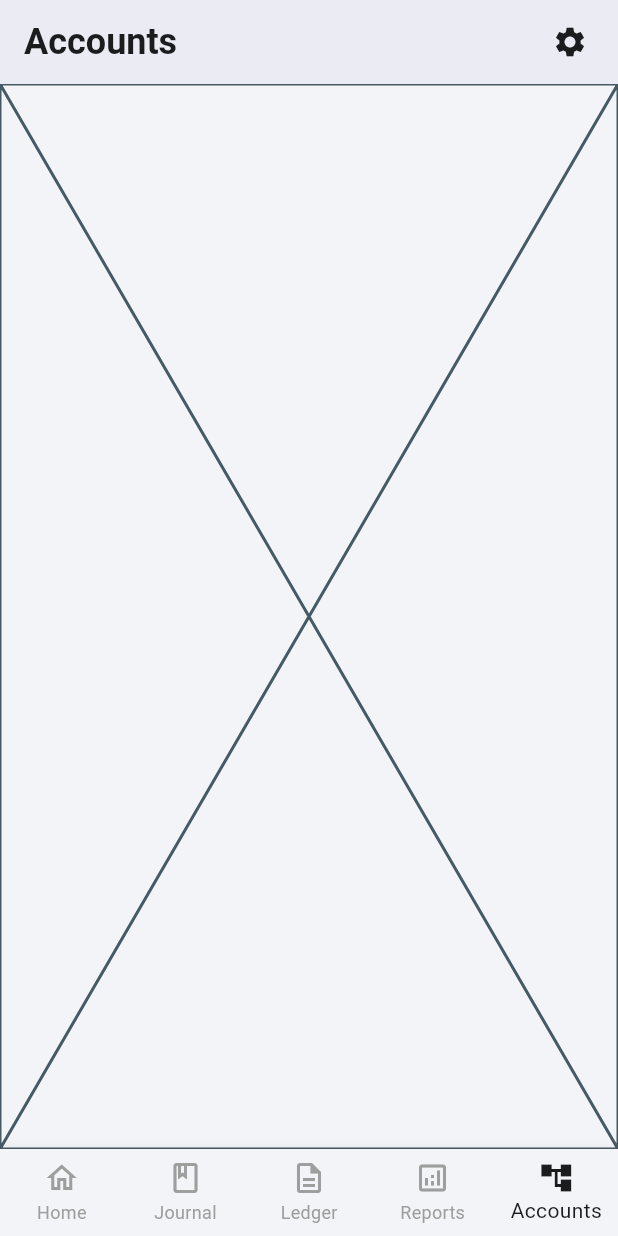
After one commit to NaldCapuno/bookify, a Flutter app: the screen it shows after launch, item 5 of the bottom bar chosen, on a phone screen of 412 x 824 dp. The commit adds this screen. Run offline on Flutter 3.47's test engine with Material 3 defaults, Android fonts, the light colour scheme and no system bars; our stand-ins replace flutter_svg.

Commit message:
-separate appbar and navbar widgets -refactor main_navigation.dart -fullscreen display for settings, income statement, balance sheet, cashflow

```diff
--- /dev/null
+++ b/lib/core/widgets/appbar.dart
@@ -0,0 +1,42 @@
+import 'package:flutter/material.dart';
+
+class CustomAppBar extends StatelessWidget implements PreferredSizeWidget {
+  final String title;
+  final VoidCallback? onSettingsTap; // Made optional
+  final bool showBackButton;
+  final VoidCallback? onBackTap;
+
+  const CustomAppBar({
+    super.key,
+    required this.title,
+    this.onSettingsTap,
+    this.showBackButton = false,
+    this.onBackTap,
+  });
+
+  @override
+  Widget build(BuildContext context) {
+    return AppBar(
+      title: Text(title, style: const TextStyle(fontWeight: FontWeight.bold)),
+      elevation: 1,
+      automaticallyImplyLeading: false,
+      leading: showBackButton
+          ? IconButton(
+              icon: const Icon(Icons.arrow_back),
+              onPressed: onBackTap ?? () => Navigator.pop(context),
+            )
+          : null,
+      actions: [
+        if (onSettingsTap != null && !showBackButton)
+          IconButton(
+            icon: const Icon(Icons.settings),
+            onPressed: onSettingsTap,
+          ),
+        const SizedBox(width: 8),
+      ],
+    );
+  }
+
+  @override
+  Size get preferredSize => const Size.fromHeight(kToolbarHeight);
+}
--- /dev/null
+++ b/lib/core/widgets/navbar.dart
@@ -0,0 +1,52 @@
+import 'package:flutter/material.dart';
+
+class CustomNavBar extends StatelessWidget {
+  final int currentIndex;
+  final Function(int) onTap;
+
+  const CustomNavBar({
+    super.key,
+    required this.currentIndex,
+    required this.onTap,
+  });
+
+  @override
+  Widget build(BuildContext context) {
+    return BottomNavigationBar(
+      currentIndex: currentIndex,
+      type: BottomNavigationBarType.fixed,
+      backgroundColor: const Color(0xFFF2F4F7),
+      selectedItemColor: const Color(0xFF1A1C1E),
+      unselectedItemColor: Colors.grey,
+      showUnselectedLabels: true,
+      onTap: onTap,
+      items: const [
+        BottomNavigationBarItem(
+          icon: Icon(Icons.home_outlined),
+          activeIcon: Icon(Icons.home),
+          label: 'Home',
+        ),
+        BottomNavigationBarItem(
+          icon: Icon(Icons.book_outlined),
+          activeIcon: Icon(Icons.book),
+          label: 'Journal',
+        ),
+        BottomNavigationBarItem(
+          icon: Icon(Icons.description_outlined),
+          activeIcon: Icon(Icons.description),
+          label: 'Ledger',
+        ),
+        BottomNavigationBarItem(
+          icon: Icon(Icons.analytics_outlined),
+          activeIcon: Icon(Icons.analytics),
+          label: 'Reports',
+        ),
+        BottomNavigationBarItem(
+          icon: Icon(Icons.account_tree_outlined),
+          activeIcon: Icon(Icons.account_tree),
+          label: 'Accounts',
+        ),
+      ],
+    );
+  }
+}
--- /dev/null
+++ b/lib/features/accounts/accounts_screen.dart
@@ -0,0 +1,10 @@
+import 'package:flutter/material.dart';
+
+class AccountsScreen extends StatelessWidget {
+  const AccountsScreen({super.key});
+
+  @override
+  Widget build(BuildContext context) {
+    return const Placeholder();
+  }
+}
--- a/lib/features/balancesheet/balance_sheet_screen.dart
+++ b/lib/features/balancesheet/balance_sheet_screen.dart
@@ -1,10 +1,14 @@
 import 'package:flutter/material.dart';
+import 'package:bookkeeping/core/widgets/appbar.dart';
 
 class BalanceSheetScreen extends StatelessWidget {
   const BalanceSheetScreen({super.key});
 
   @override
   Widget build(BuildContext context) {
-    return const Placeholder();
+    return const Scaffold(
+      appBar: CustomAppBar(title: 'Balance Sheet', showBackButton: true),
+      body: Center(child: Text('Balance Sheet details go here')),
+    );
   }
 }
--- a/lib/features/cashflow/cash_flow_screen.dart
+++ b/lib/features/cashflow/cash_flow_screen.dart
@@ -1,10 +1,14 @@
 import 'package:flutter/material.dart';
+import 'package:bookkeeping/core/widgets/appbar.dart';
 
 class CashFlowScreen extends StatelessWidget {
   const CashFlowScreen({super.key});
 
   @override
   Widget build(BuildContext context) {
-    return const Placeholder();
+    return const Scaffold(
+      appBar: CustomAppBar(title: 'Cash Flow', showBackButton: true),
+      body: Center(child: Text('Cash Flow details go here')),
+    );
   }
 }
--- a/lib/features/incomestatement/incomestatement_screen.dart
+++ b/lib/features/incomestatement/incomestatement_screen.dart
@@ -1,10 +1,14 @@
 import 'package:flutter/material.dart';
+import 'package:bookkeeping/core/widgets/appbar.dart';
 
 class IncomeStatementScreen extends StatelessWidget {
   const IncomeStatementScreen({super.key});
 
   @override
   Widget build(BuildContext context) {
-    return const Placeholder();
+    return const Scaffold(
+      appBar: CustomAppBar(title: 'Income Statement', showBackButton: true),
+      body: Center(child: Text('Income Statement details go here')),
+    );
   }
 }
--- a/lib/features/reports/reports_screen.dart
+++ b/lib/features/reports/reports_screen.dart
@@ -16,7 +16,7 @@ class ReportsScreen extends StatelessWidget {
           subtitle: 'Profit & loss report',
           icon: Icons.trending_up,
           color: Colors.green,
-          onTap: () => onFeatureTap(5),
+          onTap: () => Navigator.pushNamed(context, '/income-statement'),
         ),
 
         const SizedBox(height: 12),
@@ -25,7 +25,7 @@ class ReportsScreen extends StatelessWidget {
           subtitle: 'Assets & liabilities',
           icon: Icons.balance_outlined,
           color: Colors.orangeAccent,
-          onTap: () => onFeatureTap(6),
+          onTap: () => Navigator.pushNamed(context, '/balance-sheet'),
         ),
 
         const SizedBox(height: 12),
@@ -34,7 +34,7 @@ class ReportsScreen extends StatelessWidget {
           subtitle: 'Cash movement analysis',
           icon: Icons.attach_money_outlined,
           color: Colors.teal,
-          onTap: () => onFeatureTap(7),
+          onTap: () => Navigator.pushNamed(context, '/cash-flow'),
         ),
       ],
     );
--- a/lib/features/settings/settings_screen.dart
+++ b/lib/features/settings/settings_screen.dart
@@ -1,10 +1,14 @@
 import 'package:flutter/material.dart';
+import 'package:bookkeeping/core/widgets/appbar.dart';
 
 class SettingsScreen extends StatelessWidget {
   const SettingsScreen({super.key});
 
   @override
   Widget build(BuildContext context) {
-    return const Placeholder();
+    return const Scaffold(
+      appBar: CustomAppBar(title: 'Settings', showBackButton: true),
+      body: Center(child: Text('Settings go here')),
+    );
   }
 }
--- a/lib/main.dart
+++ b/lib/main.dart
@@ -1,8 +1,10 @@
 import 'package:flutter/material.dart';
+// import 'package:bookkeeping/features/splash_screen/splash_screen.dart';
 import 'package:bookkeeping/main_navigation.dart';
-import 'package:bookkeeping/features/login/login_screen.dart';
-import 'package:bookkeeping/features/signup/signup_screen.dart';
-import 'package:bookkeeping/features/forgotpassword/forgot_password_screen.dart';
+import 'package:bookkeeping/features/settings/settings_screen.dart';
+import 'package:bookkeeping/features/incomestatement/incomestatement_screen.dart';
+import 'package:bookkeeping/features/balancesheet/balance_sheet_screen.dart';
+import 'package:bookkeeping/features/cashflow/cash_flow_screen.dart';
 
 void main() {
   runApp(const MyApp());
@@ -30,12 +32,14 @@ class MyApp extends StatelessWidget {
           iconTheme: IconThemeData(color: Color(0xFF1A1C1E)),
         ),
       ),
+      initialRoute: '/',
       routes: {
-        '/': (context) => const LoginScreen(),
-        '/signup': (context) => const SignupScreen(),
-        '/signin': (context) => const LoginScreen(),
-        '/main': (context) => const MainNavigation(),
-        '/forgotpassword': (context) => const ForgotPasswordScreen(),
+        // '/splash': (context) => const SplashScreen(),
+        '/': (context) => const MainNavigation(),
+        '/settings': (context) => const SettingsScreen(),
+        '/income-statement': (context) => const IncomeStatementScreen(),
+        '/balance-sheet': (context) => const BalanceSheetScreen(),
+        '/cash-flow': (context) => const CashFlowScreen(),
       },
     );
   }
```
Also changed, not shown: lib/main_navigation.dart (+22 -144 lines).
